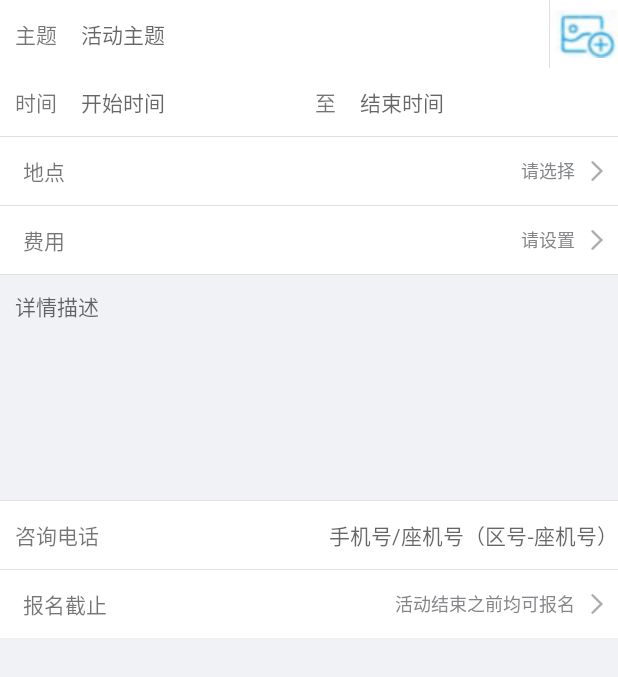
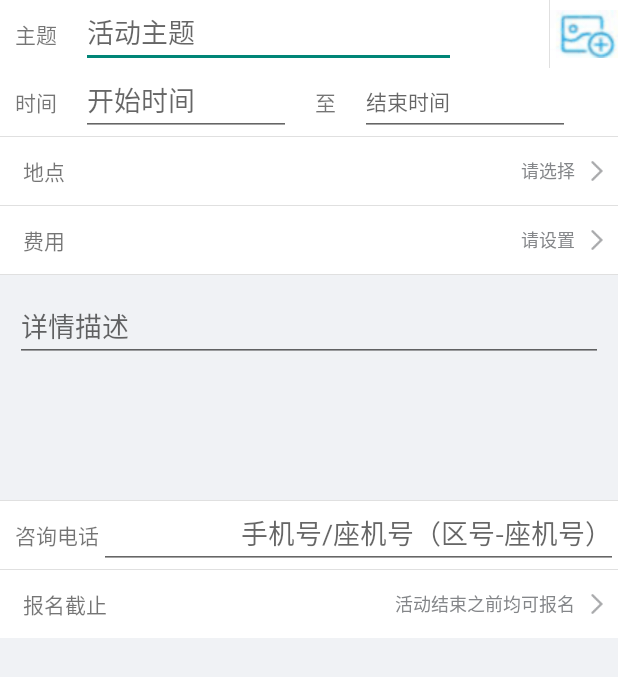
Before and after one commit to xz65669983/Toutiao-master, an Android app: the layout fragment_issue_activity.xml on its own in the app's theme, with its tools: preview values and no code run, on a phone screen of 412 x 824 dp. Shown: the top 677 px of the screen. Run offline under Robolectric (Android 15) with nearby library versions, the phone set to English and light mode, and no system bars.

Commit message:
加入活动发布页面

```diff
--- a/app/src/main/java/com/meiji/elegantcommuncity/module/news/NewsTabLayout.java
+++ b/app/src/main/java/com/meiji/elegantcommuncity/module/news/NewsTabLayout.java
@@ -6,6 +6,7 @@ import android.support.annotation.Nullable;
 import android.support.design.widget.TabLayout;
 import android.support.v4.app.Fragment;
 import android.support.v4.view.ViewPager;
+import android.util.Log;
 import android.view.LayoutInflater;
 import android.view.View;
 import android.view.ViewGroup;
@@ -29,6 +30,7 @@ import java.util.ArrayList;
 import java.util.HashMap;
 import java.util.List;
 import java.util.Map;
+import java.util.logging.Logger;
 
 import io.reactivex.Observable;
 import io.reactivex.functions.Consumer;
@@ -121,7 +123,7 @@ public class NewsTabLayout extends Fragment {
 
             Fragment fragment = null;
             String channelId = bean.getChannelId();
-
+            Log.i(TAG,"zzc:"+channelId);
             switch (channelId) {
                 case "essay_joke":
                     if (map.containsKey(channelId)) {
--- a/app/src/main/res/layout/fragment_issue_activity.xml
+++ b/app/src/main/res/layout/fragment_issue_activity.xml
@@ -20,7 +20,7 @@
             android:text="主题"
             android:textSize="@dimen/font_size_normal" />
 
-        <TextView
+        <EditText
             android:layout_width="250dp"
             android:layout_height="match_parent"
             android:layout_alignParentTop="true"
@@ -60,7 +60,7 @@
             android:text="时间"
             android:textSize="@dimen/font_size_normal" />
 
-        <TextView
+        <EditText
             android:id="@+id/start_time"
             android:layout_width="140dp"
             android:layout_height="match_parent"
@@ -84,7 +84,7 @@
             android:text="至"
             android:textSize="@dimen/font_size_normal" />
 
-        <TextView
+        <EditText
             android:layout_width="140dp"
             android:layout_height="match_parent"
             android:layout_alignParentTop="true"
@@ -123,7 +123,7 @@
     <ScrollView
         android:layout_width="match_parent"
         android:layout_height="150dp">
-        <TextView
+        <EditText
             android:layout_margin="@dimen/margin_space"
             android:layout_width="match_parent"
             android:layout_height="match_parent"
@@ -143,7 +143,7 @@
             android:layout_height="match_parent"
             android:gravity="center_vertical"
             android:text="咨询电话"/>
-        <TextView
+        <EditText
             android:layout_width="match_parent"
             android:layout_height="match_parent"
             android:gravity="right|center_vertical"
```
Also changed, not shown: app/src/main/java/com/meiji/elegantcommuncity/module/video/IssueAvtivityFragment.java (added, +23 -0 lines), app/src/main/java/com/meiji/elegantcommuncity/module/video/VideoTabLayout.java (+5 -3 lines), app/src/main/java/com/meiji/elegantcommuncity/util/OnLoadMoreListener.java (+7 -1 lines), app/src/main/res/values/mobile_video_category.xml (+7 -3 lines).
